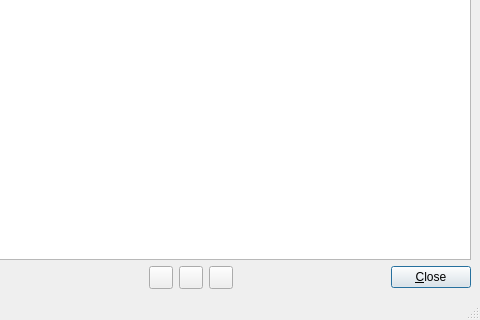
First picture: the form in common/GUI-QT/BWSViewer.ui, repository Drm-tools/dream-legacy, before the edit; both pictures show x 131 to 611 and y 247 to 567 of the 611 by 567 pixel window.
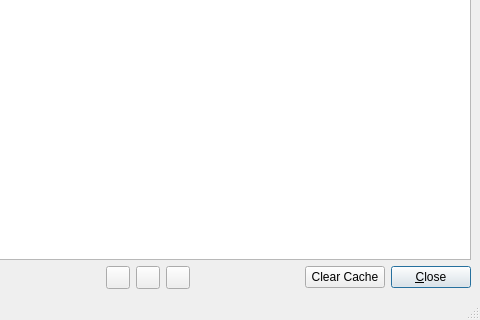
Second picture: the form after the edit. Icons and pictures are not drawn. Custom widgets are drawn as their Qt base class.

```diff
--- a/common/GUI-QT/BWSViewer.ui
+++ b/common/GUI-QT/BWSViewer.ui
@@ -116,6 +116,13 @@
         </property>
        </spacer>
       </item>
+      <item>
+       <widget class="QPushButton" name="pushButtonClearCache" >
+        <property name="text" >
+         <string>Clear Cache</string>
+        </property>
+       </widget>
+      </item>
       <item>
        <widget class="QPushButton" name="buttonOk" >
         <property name="text" >
```
